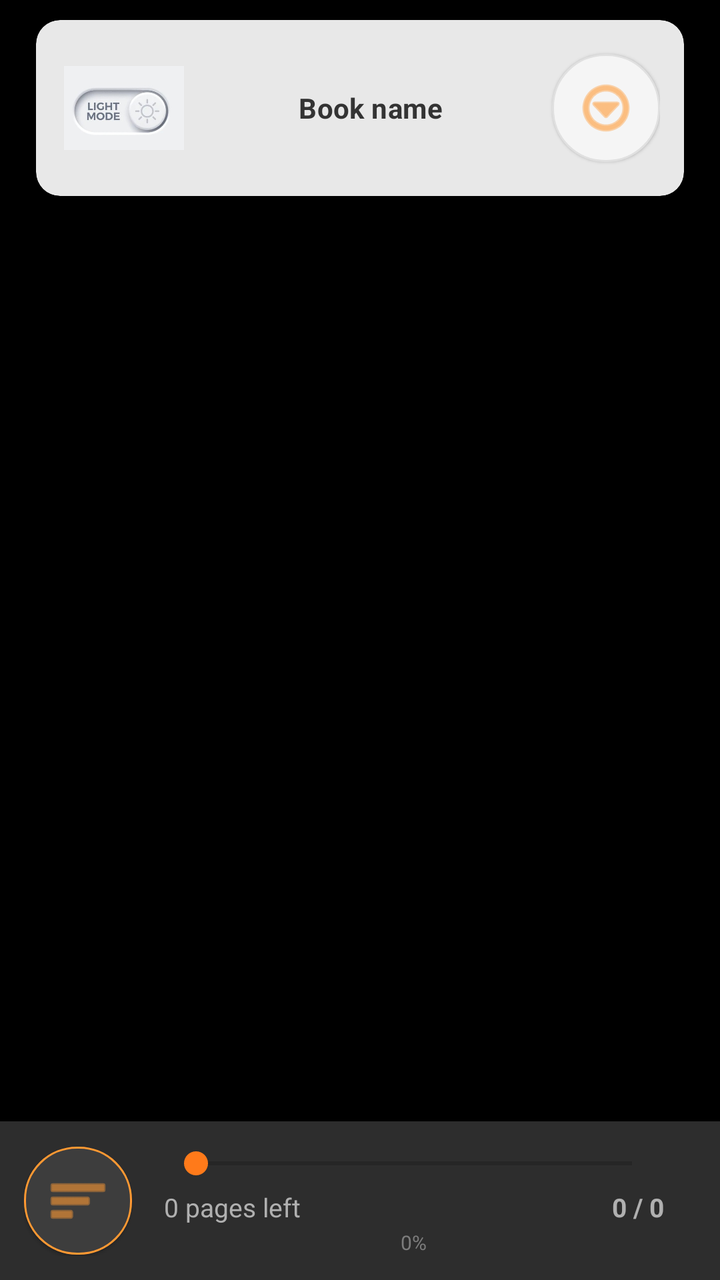
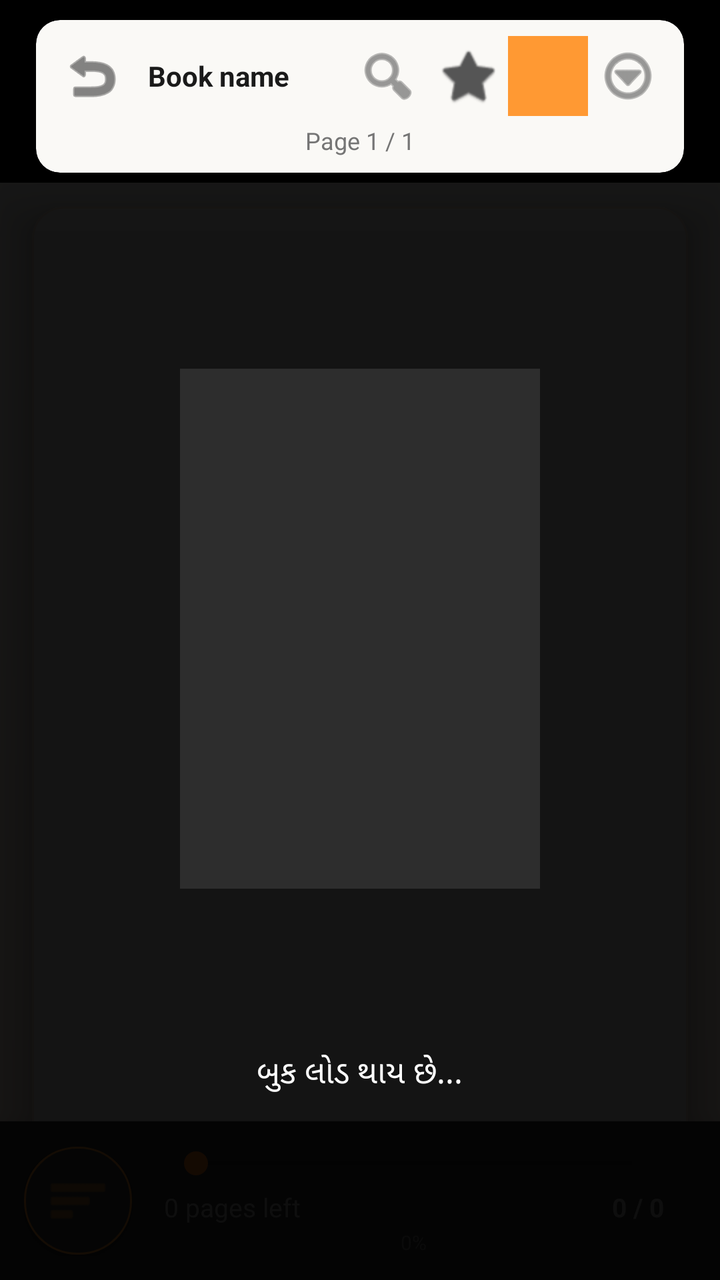

Before-and-after screenshots of an Android layout around one commit, followed by the original layout XML and the change that was made.
<!-- AndroidManifest.xml: application theme Theme.Swami -->
<!-- res/layout/activity_pdf_viewer.xml -->
<?xml version="1.0" encoding="utf-8"?>
<LinearLayout xmlns:android="http://schemas.android.com/apk/res/android"
    xmlns:app="http://schemas.android.com/apk/res-auto"
    android:layout_width="match_parent"
    android:layout_height="match_parent"
    android:orientation="vertical"
    android:background="#000000">

    
    <com.google.android.material.card.MaterialCardView
        android:id="@+id/pdf_top_bar"
        android:layout_width="match_parent"
        android:layout_height="wrap_content"
        android:layout_marginStart="@dimen/pdf_top_bar_margin_h"
        android:layout_marginEnd="@dimen/pdf_top_bar_margin_h"
        android:layout_marginTop="@dimen/pdf_top_bar_margin_v"
        android:layout_marginBottom="@dimen/spacing_tiny"
        app:cardBackgroundColor="#E8E8E8"
        app:cardCornerRadius="12dp"
        app:cardElevation="4dp">

        <LinearLayout
            android:layout_width="match_parent"
            android:layout_height="wrap_content"
            android:orientation="horizontal"
            android:gravity="center_vertical"
            android:padding="12dp"
            android:paddingStart="12dp"
            android:paddingEnd="12dp"
            android:paddingTop="10dp"
            android:paddingBottom="10dp">

            
            <ImageButton
                android:id="@+id/day_night_toggle_btn"
                android:layout_width="@dimen/pdf_toggle_btn_size"
                android:layout_height="@dimen/pdf_toggle_btn_size"
                android:minWidth="@dimen/pdf_toggle_btn_size"
                android:minHeight="@dimen/pdf_toggle_btn_size"
                android:src="@drawable/ic_toggle_on"
                android:background="@android:color/transparent"
                android:contentDescription="Day / Night mode"
                android:scaleType="fitCenter"
                android:padding="2dp"
                android:elevation="0dp"
                android:stateListAnimator="@null"
                android:outlineProvider="none"
                android:foreground="?attr/selectableItemBackground" />

            
            <TextView
                android:id="@+id/pdf_book_title"
                android:layout_width="0dp"
                android:layout_height="wrap_content"
                android:layout_weight="1"
                android:layout_gravity="center_vertical"
                android:minHeight="20dp"
                android:layout_marginStart="12dp"
                android:layout_marginEnd="12dp"
                android:ellipsize="end"
                android:maxLines="1"
                android:gravity="center"
                android:textColor="#333333"
                android:textSize="@dimen/pdf_book_title_size"
                android:textStyle="bold"
                android:letterSpacing="0.01"
                android:text="Book name" />

            
            <ImageButton
                android:id="@+id/pdf_top_more_btn"
                android:layout_width="@dimen/pdf_more_btn_size"
                android:layout_height="@dimen/pdf_more_btn_size"
                android:src="@android:drawable/ic_menu_more"
                android:background="@drawable/btn_more_menu"
                android:contentDescription="More options"
                app:tint="#FF9933"
                android:padding="12dp"
                android:elevation="1dp"
                android:stateListAnimator="@null" />
        </LinearLayout>
    </com.google.android.material.card.MaterialCardView>

    
    <FrameLayout
        android:id="@+id/pdf_frame_layout"
        android:layout_width="match_parent"
        android:layout_height="0dp"
        android:layout_weight="1"
        android:background="#000000"
        android:clickable="true"
        android:focusable="false">

        
        <FrameLayout
            android:id="@+id/pdf_dim_overlay"
            android:layout_width="match_parent"
            android:layout_height="match_parent"
            android:background="#E6000000"
            android:visibility="gone">

            <TextView
                android:id="@+id/pdf_loading_online_text"
                android:layout_width="wrap_content"
                android:layout_height="wrap_content"
                android:layout_gravity="center"
                android:textColor="#FFFFFF"
                android:textSize="16sp"
                android:visibility="gone"
                android:text="ઇન્ટરનેટથી લોડ થાય છે..." />
        </FrameLayout>

        
        <TextView
            android:id="@+id/scanning_progress_text"
            android:layout_width="wrap_content"
            android:layout_height="wrap_content"
            android:layout_gravity="center"
            android:textColor="#FFFFFF"
            android:textSize="16sp"
            android:visibility="gone"
            android:text="Scanning book to text..." />

        
        <FrameLayout
            android:id="@+id/pdf_content_container"
            android:layout_width="match_parent"
            android:layout_height="match_parent"
            android:background="#000000"
            android:clickable="true"
            android:focusable="true">

            <ImageView
                android:id="@+id/pdf_single_page_image"
                android:layout_width="match_parent"
                android:layout_height="match_parent"
                android:scaleType="fitCenter"
                android:background="#000000"
                android:contentDescription="PDF page" />
        </FrameLayout>

        
        <LinearLayout
            android:id="@+id/bottom_progress_bar"
            android:layout_width="match_parent"
            android:layout_height="wrap_content"
            android:layout_gravity="bottom"
            android:orientation="horizontal"
            android:background="#2D2D2D"
            android:padding="@dimen/pdf_bottom_bar_padding"
            android:elevation="8dp"
            android:gravity="center_vertical"
            android:visibility="visible">

            <ImageButton
                android:id="@+id/chapters_menu_button"
                android:layout_width="@dimen/pdf_chapter_btn_size"
                android:layout_height="@dimen/pdf_chapter_btn_size"
                android:src="@android:drawable/ic_menu_sort_by_size"
                android:background="@drawable/btn_chapters"
                android:contentDescription="Chapters"
                app:tint="#FF9933"
                android:padding="12dp"
                android:elevation="1dp"
                android:stateListAnimator="@null" />

            <LinearLayout
                android:layout_width="0dp"
                android:layout_height="wrap_content"
                android:layout_weight="1"
                android:orientation="vertical"
                android:layout_marginStart="16dp"
                android:layout_marginEnd="16dp">

                <SeekBar
                    android:id="@+id/progress_seekbar"
                    android:layout_width="match_parent"
                    android:layout_height="wrap_content"
                    android:max="100"
                    android:progress="0"
                    android:progressTint="@color/bhagva"
                    android:thumbTint="@color/bhagva_dark" />

                <LinearLayout
                    android:layout_width="match_parent"
                    android:layout_height="wrap_content"
                    android:orientation="vertical"
                    android:layout_marginTop="4dp">

                    <RelativeLayout
                        android:layout_width="match_parent"
                        android:layout_height="wrap_content">

                        <TextView
                            android:id="@+id/pages_left_text"
                            android:layout_width="wrap_content"
                            android:layout_height="wrap_content"
                            android:layout_alignParentStart="true"
                            android:text="0 pages left"
                            android:textSize="@dimen/pdf_progress_text_size"
                            android:textColor="#B0B0B0" />

                        <TextView
                            android:id="@+id/page_number_text"
                            android:layout_width="wrap_content"
                            android:layout_height="wrap_content"
                            android:layout_alignParentEnd="true"
                            android:text="0 / 0"
                            android:textSize="@dimen/pdf_progress_text_size"
                            android:textColor="#B0B0B0"
                            android:textStyle="bold" />
                    </RelativeLayout>

                    <TextView
                        android:id="@+id/progress_watermark"
                        android:layout_width="wrap_content"
                        android:layout_height="wrap_content"
                        android:layout_gravity="center"
                        android:layout_marginTop="2dp"
                        android:text="0%"
                        android:textSize="10sp"
                        android:textColor="#909090"
                        android:alpha="0.8"
                        android:visibility="visible" />
                </LinearLayout>
            </LinearLayout>
        </LinearLayout>

        
        <com.google.android.material.card.MaterialCardView
            android:id="@+id/text_overlay_card"
            android:layout_width="match_parent"
            android:layout_height="@dimen/pdf_text_overlay_height"
            android:layout_margin="@dimen/pdf_text_overlay_margin"
            android:layout_gravity="center"
            android:visibility="gone"
            app:cardCornerRadius="16dp"
            app:cardElevation="12dp"
            app:cardBackgroundColor="#FFFFFF">

            <LinearLayout
                android:layout_width="match_parent"
                android:layout_height="match_parent"
                android:orientation="vertical"
                android:padding="15dp">

                <TextView
                    android:layout_width="match_parent"
                    android:layout_height="wrap_content"
                    android:text="વાંચી રહ્યા છીએ..."
                    android:textSize="16sp"
                    android:textStyle="bold"
                    android:textColor="#1A1A1A"
                    android:gravity="center"
                    android:layout_marginBottom="8dp" />

                <ScrollView
                    android:id="@+id/text_scroll_view"
                    android:layout_width="match_parent"
                    android:layout_height="0dp"
                    android:layout_weight="1"
                    android:scrollbars="vertical">

                    <TextView
                        android:id="@+id/extracted_text_view"
                        android:layout_width="match_parent"
                        android:layout_height="wrap_content"
                        android:textSize="16sp"
                        android:textColor="#1A1A1A"
                        android:lineSpacingMultiplier="1.3"
                        android:padding="8dp" />

                </ScrollView>

                <com.google.android.material.button.MaterialButton
                    android:id="@+id/close_text_overlay_button"
                    android:layout_width="match_parent"
                    android:layout_height="wrap_content"
                    android:text="બંધ કરો"
                    android:layout_marginTop="8dp"
                    app:backgroundTint="@color/bhagva" />

            </LinearLayout>

        </com.google.android.material.card.MaterialCardView>

    </FrameLayout>

</LinearLayout>
<!-- resources referenced by this layout -->
<resources>
  <color name="bhagva">#FF9933</color>
  <color name="bhagva_dark">#FF7A1A</color>
  <dimen name="pdf_book_title_size">13sp</dimen>
  <dimen name="pdf_bottom_bar_padding">11.7dp</dimen>
  <dimen name="pdf_chapter_btn_size">52dp</dimen>
  <dimen name="pdf_more_btn_size">52dp</dimen>
  <dimen name="pdf_progress_text_size">12sp</dimen>
  <dimen name="pdf_text_overlay_height">380dp</dimen>
  <dimen name="pdf_text_overlay_margin">16dp</dimen>
  <dimen name="pdf_toggle_btn_size">62dp</dimen>
  <dimen name="pdf_top_bar_margin_h">16dp</dimen>
  <dimen name="pdf_top_bar_margin_v">8dp</dimen>
  <dimen name="spacing_tiny">4dp</dimen>
  <!-- drawable btn_chapters (drawable) -->
  <?xml version="1.0" encoding="utf-8"?>
  <selector xmlns:android="http://schemas.android.com/apk/res/android">
      <item android:state_pressed="true">
          <shape android:shape="rectangle">
              <solid android:color="#4D4D4D" />
              <corners android:radius="26dp" />
              <stroke 
                  android:width="1dp"
                  android:color="#FF9933" />
          </shape>
      </item>
      <item>
          <shape android:shape="rectangle">
              <solid android:color="#3D3D3D" />
              <corners android:radius="26dp" />
              <stroke 
                  android:width="1dp"
                  android:color="#FF9933" />
          </shape>
      </item>
  </selector>
  <!-- drawable btn_more_menu (drawable) -->
  <?xml version="1.0" encoding="utf-8"?>
  <selector xmlns:android="http://schemas.android.com/apk/res/android">
      <item android:state_pressed="true">
          <shape android:shape="rectangle">
              <solid android:color="#E0E0E0" />
              <corners android:radius="26dp" />
              <stroke 
                  android:width="1dp"
                  android:color="#CCCCCC" />
          </shape>
      </item>
      <item>
          <shape android:shape="rectangle">
              <solid android:color="#F5F5F5" />
              <corners android:radius="26dp" />
              <stroke 
                  android:width="1dp"
                  android:color="#E0E0E0" />
          </shape>
      </item>
  </selector>
  <!-- drawable ic_toggle_on: jpg bitmap (drawable, 9613 bytes) -->
  <style name="Theme.Swami" parent="Theme.MaterialComponents.DayNight.NoActionBar">
          
          <item name="colorPrimary">@color/bhagva</item>
          <item name="colorPrimaryVariant">@color/bhagva_dark</item>
          <item name="colorOnPrimary">@color/white</item>
          
          <item name="colorSecondary">@color/bhagva</item>
          <item name="colorSecondaryVariant">@color/bhagva_dark</item>
          <item name="colorOnSecondary">@color/white</item>
          
          <item name="android:statusBarColor">?attr/colorPrimaryVariant</item>
          
          <item name="android:windowBackground">@color/background_light</item>
          
          <item name="background_light">@color/background_light</item>
          <item name="card_background">@color/card_background</item>
          <item name="text_primary">@color/text_primary</item>
          <item name="text_secondary">@color/text_secondary</item>
          
      </style>
  <color name="white">#FFFFFFFF</color>
  <color name="background_light">#F8F9FA</color>
  <color name="card_background">#FFFFFF</color>
  <color name="text_primary">#1A1A1A</color>
  <color name="text_secondary">#757575</color>
</resources>

<!-- the commit's change to res/layout/activity_pdf_viewer.xml (unified diff, before → after) -->
@@ -15,69 +15,94 @@
         android:layout_marginEnd="@dimen/pdf_top_bar_margin_h"
         android:layout_marginTop="@dimen/pdf_top_bar_margin_v"
         android:layout_marginBottom="@dimen/spacing_tiny"
-        app:cardBackgroundColor="#E8E8E8"
+        app:cardBackgroundColor="#FAF9F6"
         app:cardCornerRadius="12dp"
         app:cardElevation="4dp">
 
         <LinearLayout
             android:layout_width="match_parent"
             android:layout_height="wrap_content"
-            android:orientation="horizontal"
-            android:gravity="center_vertical"
-            android:padding="12dp"
-            android:paddingStart="12dp"
-            android:paddingEnd="12dp"
-            android:paddingTop="10dp"
-            android:paddingBottom="10dp">
-
-            
-            <ImageButton
-                android:id="@+id/day_night_toggle_btn"
-                android:layout_width="@dimen/pdf_toggle_btn_size"
-                android:layout_height="@dimen/pdf_toggle_btn_size"
-                android:minWidth="@dimen/pdf_toggle_btn_size"
-                android:minHeight="@dimen/pdf_toggle_btn_size"
-                android:src="@drawable/ic_toggle_on"
-                android:background="@android:color/transparent"
-                android:contentDescription="Day / Night mode"
-                android:scaleType="fitCenter"
-                android:padding="2dp"
-                android:elevation="0dp"
-                android:stateListAnimator="@null"
-                android:outlineProvider="none"
-                android:foreground="?attr/selectableItemBackground" />
-
-            
+            android:orientation="vertical"
+            android:paddingStart="8dp"
+            android:paddingEnd="8dp"
+            android:paddingTop="8dp"
+            android:paddingBottom="8dp">
+
+            <LinearLayout
+                android:layout_width="match_parent"
+                android:layout_height="wrap_content"
+                android:orientation="horizontal"
+                android:gravity="center_vertical">
+
+                <ImageButton
+                    android:id="@+id/pdf_back_btn"
+                    android:layout_width="40dp"
+                    android:layout_height="40dp"
+                    android:src="@android:drawable/ic_menu_revert"
+                    android:background="?attr/selectableItemBackgroundBorderless"
+                    android:contentDescription="Back"
+                    app:tint="#333333" />
+
+                <TextView
+                    android:id="@+id/pdf_book_title"
+                    android:layout_width="0dp"
+                    android:layout_height="wrap_content"
+                    android:layout_weight="1"
+                    android:layout_marginStart="8dp"
+                    android:layout_marginEnd="8dp"
+                    android:ellipsize="end"
+                    android:maxLines="1"
+                    android:textColor="#1A1A1A"
+                    android:textSize="@dimen/pdf_book_title_size"
+                    android:textStyle="bold"
+                    android:text="Book name" />
+
+                <ImageButton
+                    android:id="@+id/pdf_search_btn"
+                    android:layout_width="40dp"
+                    android:layout_height="40dp"
+                    android:src="@android:drawable/ic_menu_search"
+                    android:background="?attr/selectableItemBackgroundBorderless"
+                    android:contentDescription="Search"
+                    app:tint="#555555" />
+
+                <ImageButton
+                    android:id="@+id/pdf_bookmark_btn"
+                    android:layout_width="40dp"
+                    android:layout_height="40dp"
+                    android:src="@android:drawable/btn_star_big_off"
+                    android:background="?attr/selectableItemBackgroundBorderless"
+                    android:contentDescription="Bookmark"
+                    app:tint="#555555" />
+
+                <ImageButton
+                    android:id="@+id/day_night_toggle_btn"
+                    android:layout_width="40dp"
+                    android:layout_height="40dp"
+                    android:src="@drawable/ic_toggle_on"
+                    android:background="?attr/selectableItemBackgroundBorderless"
+                    android:contentDescription="Day / Night"
+                    app:tint="#FF9933" />
+
+                <ImageButton
+                    android:id="@+id/pdf_top_more_btn"
+                    android:layout_width="40dp"
+                    android:layout_height="40dp"
+                    android:src="@android:drawable/ic_menu_more"
+                    android:background="?attr/selectableItemBackgroundBorderless"
+                    android:contentDescription="More"
+                    app:tint="#555555" />
+            </LinearLayout>
+
             <TextView
-                android:id="@+id/pdf_book_title"
-                android:layout_width="0dp"
+                android:id="@+id/pdf_page_indicator"
+                android:layout_width="wrap_content"
                 android:layout_height="wrap_content"
-                android:layout_weight="1"
-                android:layout_gravity="center_vertical"
-                android:minHeight="20dp"
-                android:layout_marginStart="12dp"
-                android:layout_marginEnd="12dp"
-                android:ellipsize="end"
-                android:maxLines="1"
-                android:gravity="center"
-                android:textColor="#333333"
-                android:textSize="@dimen/pdf_book_title_size"
-                android:textStyle="bold"
-                android:letterSpacing="0.01"
-                android:text="Book name" />
-
-            
-            <ImageButton
-                android:id="@+id/pdf_top_more_btn"
-                android:layout_width="@dimen/pdf_more_btn_size"
-                android:layout_height="@dimen/pdf_more_btn_size"
-                android:src="@android:drawable/ic_menu_more"
-                android:background="@drawable/btn_more_menu"
-                android:contentDescription="More options"
-                app:tint="#FF9933"
-                android:padding="12dp"
-                android:elevation="1dp"
-                android:stateListAnimator="@null" />
+                android:layout_gravity="center"
+                android:layout_marginTop="4dp"
+                android:textColor="#757575"
+                android:textSize="12sp"
+                android:text="Page 1 / 1" />
         </LinearLayout>
     </com.google.android.material.card.MaterialCardView>
 
@@ -87,57 +112,122 @@
         android:layout_width="match_parent"
         android:layout_height="0dp"
         android:layout_weight="1"
-        android:background="#000000"
+        android:background="@drawable/bg_pdf_reader_gradient"
         android:clickable="true"
         android:focusable="false">
 
-        
-        <FrameLayout
-            android:id="@+id/pdf_dim_overlay"
-            android:layout_width="match_parent"
-            android:layout_height="match_parent"
-            android:background="#E6000000"
-            android:visibility="gone">
-
-            <TextView
-                android:id="@+id/pdf_loading_online_text"
-                android:layout_width="wrap_content"
-                android:layout_height="wrap_content"
-                android:layout_gravity="center"
-                android:textColor="#FFFFFF"
-                android:textSize="16sp"
-                android:visibility="gone"
-                android:text="ઇન્ટરનેટથી લોડ થાય છે..." />
-        </FrameLayout>
-
-        
         <TextView
             android:id="@+id/scanning_progress_text"
             android:layout_width="wrap_content"
             android:layout_height="wrap_content"
             android:layout_gravity="center"
-            android:textColor="#FFFFFF"
+            android:textColor="#666666"
             android:textSize="16sp"
             android:visibility="gone"
             android:text="Scanning book to text..." />
 
         
-        <FrameLayout
-            android:id="@+id/pdf_content_container"
+        <com.google.android.material.card.MaterialCardView
+            android:id="@+id/pdf_page_card"
             android:layout_width="match_parent"
             android:layout_height="match_parent"
-            android:background="#000000"
-            android:clickable="true"
-            android:focusable="true">
-
-            <ImageView
-                android:id="@+id/pdf_single_page_image"
+            android:layout_marginStart="16dp"
+            android:layout_marginEnd="16dp"
+            android:layout_marginTop="12dp"
+            android:layout_marginBottom="12dp"
+            app:cardCornerRadius="16dp"
+            app:cardElevation="10dp"
+            app:cardBackgroundColor="#FFFFFF"
+            app:strokeColor="#FFE8D9"
+            app:strokeWidth="1dp">
+
+            <FrameLayout
+                android:id="@+id/pdf_content_container"
                 android:layout_width="match_parent"
                 android:layout_height="match_parent"
-                android:scaleType="fitCenter"
-                android:background="#000000"
-                android:contentDescription="PDF page" />
-        </FrameLayout>
+                android:background="#FFFFFF"
+                android:clickable="true"
+                android:focusable="true">
+
+                <ImageView
+                    android:id="@+id/pdf_single_page_image"
+                    android:layout_width="match_parent"
+                    android:layout_height="match_parent"
+                    android:scaleType="fitCenter"
+                    android:background="#FFFFFF"
+                    android:contentDescription="PDF page" />
+            </FrameLayout>
+        </com.google.android.material.card.MaterialCardView>
+
+        
+        <com.google.android.material.card.MaterialCardView
+            android:id="@+id/pdf_floating_tools"
+            android:layout_width="wrap_content"
+            android:layout_height="wrap_content"
+            android:layout_gravity="bottom|center_horizontal"
+            android:layout_marginBottom="80dp"
+            android:visibility="gone"
+            app:cardCornerRadius="16dp"
+            app:cardElevation="8dp"
+            app:cardBackgroundColor="#FFFFFF"
+            app:strokeWidth="0dp">
+
+            <LinearLayout
+                android:layout_width="wrap_content"
+                android:layout_height="wrap_content"
+                android:orientation="horizontal"
+                android:gravity="center_vertical"
+                android:paddingStart="12dp"
+                android:paddingEnd="12dp"
+                android:paddingTop="10dp"
+                android:paddingBottom="10dp">
+
+                <ImageButton
+                    android:id="@+id/pdf_zoom_out_btn"
+                    android:layout_width="44dp"
+                    android:layout_height="44dp"
+                    android:src="@drawable/ic_zoom_out"
+                    android:background="?attr/selectableItemBackgroundBorderless"
+                    android:contentDescription="Zoom out"
+                    app:tint="#555555" />
+
+                <ImageButton
+                    android:id="@+id/pdf_zoom_in_btn"
+                    android:layout_width="44dp"
+                    android:layout_height="44dp"
+                    android:layout_marginStart="4dp"
+                    android:src="@drawable/ic_zoom_in"
+                    android:background="?attr/selectableItemBackgroundBorderless"
+                    android:contentDescription="Zoom in"
+                    app:tint="#555555" />
+
+                <View
+                    android:layout_width="1dp"
+                    android:layout_height="24dp"
+                    android:layout_marginStart="8dp"
+                    android:layout_marginEnd="8dp"
+                    android:background="#E0E0E0" />
+
+                <ImageButton
+                    android:id="@+id/pdf_jump_btn"
+                    android:layout_width="44dp"
+                    android:layout_height="44dp"
+                    android:src="@android:drawable/ic_menu_agenda"
+                    android:background="?attr/selectableItemBackgroundBorderless"
+                    android:contentDescription="Jump to page"
+                    app:tint="@color/bhagva" />
+
+                <ImageButton
+                    android:id="@+id/pdf_share_btn"
+                    android:layout_width="44dp"
+                    android:layout_height="44dp"
+                    android:layout_marginStart="4dp"
+                    android:src="@android:drawable/ic_menu_share"
+                    android:background="?attr/selectableItemBackgroundBorderless"
+                    android:contentDescription="Share"
+                    app:tint="@color/bhagva" />
+            </LinearLayout>
+        </com.google.android.material.card.MaterialCardView>
 
         
         <LinearLayout
@@ -148,7 +238,7 @@
             android:orientation="horizontal"
             android:background="#2D2D2D"
             android:padding="@dimen/pdf_bottom_bar_padding"
-            android:elevation="8dp"
+            android:elevation="14dp"
             android:gravity="center_vertical"
             android:visibility="visible">
 
@@ -234,6 +324,7 @@
             android:layout_margin="@dimen/pdf_text_overlay_margin"
             android:layout_gravity="center"
             android:visibility="gone"
+            android:elevation="18dp"
             app:cardCornerRadius="16dp"
             app:cardElevation="12dp"
             app:cardBackgroundColor="#FFFFFF">
@@ -284,6 +375,54 @@
 
         </com.google.android.material.card.MaterialCardView>
 
+        
+        <FrameLayout
+            android:id="@+id/pdf_dim_overlay"
+            android:layout_width="match_parent"
+            android:layout_height="match_parent"
+            android:background="#E6000000"
+            android:elevation="16dp"
+            android:visibility="visible"
+            android:clickable="true"
+            android:focusable="true">
+
+            <LinearLayout
+                android:layout_width="wrap_content"
+                android:layout_height="wrap_content"
+                android:layout_gravity="center"
+                android:orientation="vertical"
+                android:gravity="center_horizontal">
+
+                <ImageView
+                    android:id="@+id/pdf_loading_thumbnail"
+                    android:layout_width="180dp"
+                    android:layout_height="260dp"
+                    android:scaleType="centerCrop"
+                    android:background="#2D2D2D"
+                    android:contentDescription="Book cover"
+                    android:visibility="visible" />
+
+                <ProgressBar
+                    android:id="@+id/pdf_loading_progress"
+                    android:layout_width="wrap_content"
+                    android:layout_height="wrap_content"
+                    android:layout_marginTop="20dp"
+                    android:indeterminate="true"
+                    android:visibility="visible"
+                    android:indeterminateTint="#FFFFFF" />
+
+                <TextView
+                    android:id="@+id/pdf_loading_online_text"
+                    android:layout_width="wrap_content"
+                    android:layout_height="wrap_content"
+                    android:layout_marginTop="12dp"
+                    android:textColor="#FFFFFF"
+                    android:textSize="16sp"
+                    android:visibility="visible"
+                    android:text="બુક લોડ થાય છે..." />
+            </LinearLayout>
+        </FrameLayout>
+
     </FrameLayout>
 
 </LinearLayout>
<!-- resource entries referenced after the edit -->
@@ -5,14 +5,23 @@
   <dimen name="pdf_book_title_size">13sp</dimen>
   <dimen name="pdf_bottom_bar_padding">11.7dp</dimen>
   <dimen name="pdf_chapter_btn_size">52dp</dimen>
-  <dimen name="pdf_more_btn_size">52dp</dimen>
   <dimen name="pdf_progress_text_size">12sp</dimen>
   <dimen name="pdf_text_overlay_height">380dp</dimen>
   <dimen name="pdf_text_overlay_margin">16dp</dimen>
-  <dimen name="pdf_toggle_btn_size">62dp</dimen>
   <dimen name="pdf_top_bar_margin_h">16dp</dimen>
   <dimen name="pdf_top_bar_margin_v">8dp</dimen>
   <dimen name="spacing_tiny">4dp</dimen>
+  <!-- drawable bg_pdf_reader_gradient (drawable) -->
+  <?xml version="1.0" encoding="utf-8"?>
+  <shape xmlns:android="http://schemas.android.com/apk/res/android"
+      android:shape="rectangle">
+      <gradient
+          android:type="linear"
+          android:angle="270"
+          android:startColor="#FAF9F6"
+          android:centerColor="#FFF5ED"
+          android:endColor="#FFEDE0" />
+  </shape>
   <!-- drawable btn_chapters (drawable) -->
   <?xml version="1.0" encoding="utf-8"?>
   <selector xmlns:android="http://schemas.android.com/apk/res/android">
@@ -35,29 +44,29 @@
           </shape>
       </item>
   </selector>
-  <!-- drawable btn_more_menu (drawable) -->
+  <!-- drawable ic_toggle_on: jpg bitmap (drawable, 9613 bytes) -->
+  <!-- drawable ic_zoom_in (drawable) -->
   <?xml version="1.0" encoding="utf-8"?>
-  <selector xmlns:android="http://schemas.android.com/apk/res/android">
-      <item android:state_pressed="true">
-          <shape android:shape="rectangle">
-              <solid android:color="#E0E0E0" />
-              <corners android:radius="26dp" />
-              <stroke 
-                  android:width="1dp"
-                  android:color="#CCCCCC" />
-          </shape>
-      </item>
-      <item>
-          <shape android:shape="rectangle">
-              <solid android:color="#F5F5F5" />
-              <corners android:radius="26dp" />
-              <stroke 
-                  android:width="1dp"
-                  android:color="#E0E0E0" />
-          </shape>
-      </item>
-  </selector>
-  <!-- drawable ic_toggle_on: jpg bitmap (drawable, 9613 bytes) -->
+  <vector xmlns:android="http://schemas.android.com/apk/res/android"
+      android:width="24dp"
+      android:height="24dp"
+      android:viewportWidth="24"
+      android:viewportHeight="24">
+      <path
+          android:fillColor="#555555"
+          android:pathData="M19,13h-6v6h-2v-6H5v-2h6V5h2v6h6v2z"/>
+  </vector>
+  <!-- drawable ic_zoom_out (drawable) -->
+  <?xml version="1.0" encoding="utf-8"?>
+  <vector xmlns:android="http://schemas.android.com/apk/res/android"
+      android:width="24dp"
+      android:height="24dp"
+      android:viewportWidth="24"
+      android:viewportHeight="24">
+      <path
+          android:fillColor="#555555"
+          android:pathData="M19,13H5v-2h14v2z"/>
+  </vector>
   <style name="Theme.Swami" parent="Theme.MaterialComponents.DayNight.NoActionBar">
           
           <item name="colorPrimary">@color/bhagva</item>
@@ -79,7 +88,7 @@
           
       </style>
   <color name="white">#FFFFFFFF</color>
-  <color name="background_light">#F8F9FA</color>
+  <color name="background_light">#FAF9F6</color>
   <color name="card_background">#FFFFFF</color>
   <color name="text_primary">#1A1A1A</color>
   <color name="text_secondary">#757575</color>
